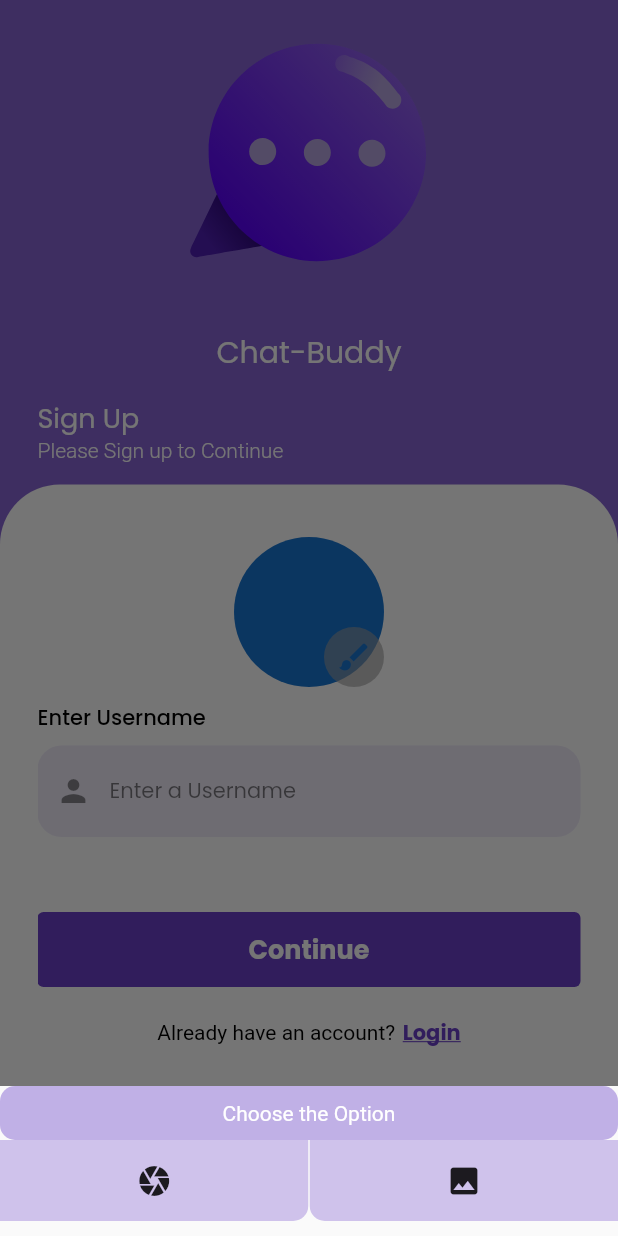
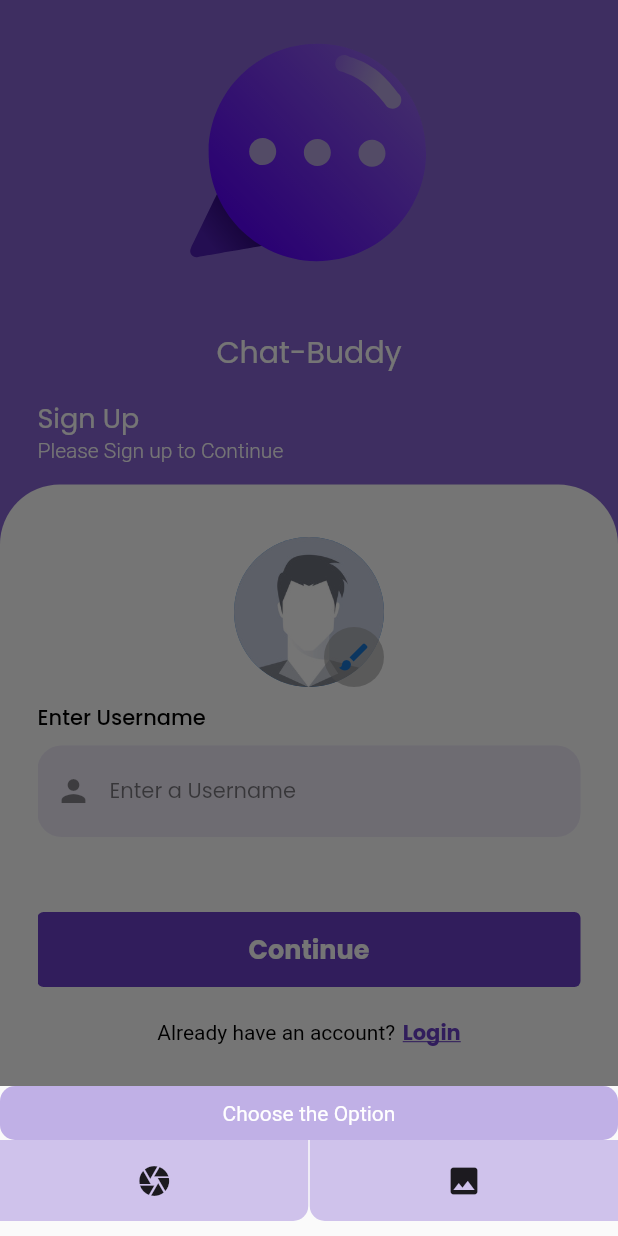
Before and after one commit to Arv-020/Modern-Chat-App, a Flutter app: the screen it shows after launch, after a tap on "Login", after a tap on "Sign Up", after a tap on the "brush" icon, on a phone screen of 412 x 824 dp. Run offline on Flutter 3.47's test engine with Material 2 defaults, Android fonts, the phone set to English and light mode, and no system bars; drawn by our look-alikes of cached_network_image; our stand-ins replace cloud_firestore, firebase_auth, firebase_core, firebase_messaging, firebase_storage, flutter_easyloading and 5 more; accounts and stored records are empty; network calls fail.

Commit message:
up_01_01_24

```diff
--- a/lib/main.dart
+++ b/lib/main.dart
@@ -11,16 +11,14 @@ import 'package:provider/provider.dart';
 
 import 'firebase_options.dart';
 
-
 final navigatorKey = GlobalKey<NavigatorState>();
 
 void main() async {
-
   WidgetsFlutterBinding.ensureInitialized();
   await Firebase.initializeApp(
     options: DefaultFirebaseOptions.currentPlatform,
   );
- await NotificationService().initNotifications();
+  await NotificationService.initNotifications();
   runApp(MultiProvider(
     providers: [
       ChangeNotifierProvider(
--- a/lib/screens/sign_up_screen.dart
+++ b/lib/screens/sign_up_screen.dart
@@ -3,7 +3,6 @@ import 'dart:io';
 import 'package:cached_network_image/cached_network_image.dart';
 import 'package:chat_app/models/user_model.dart';
 import 'dart:developer' as console show log;
-import 'package:chat_app/screens/chat_list_screen.dart';
 import 'package:chat_app/screens/login_screen.dart';
 import 'package:chat_app/screens/navigation_bar_screen.dart';
 import 'package:chat_app/utils/constants/app_constants.dart';
@@ -140,24 +139,31 @@ class _SignUpScreenState extends State<SignUpScreen> {
                                       child: Stack(
                                         alignment: Alignment.bottomRight,
                                         children: [
-                                          CachedNetworkImage(
+                                          imageUrl.isEmpty
+                                              ? const CircleAvatar(
+                                                  radius: 50,
+                                                  backgroundImage: AssetImage(
+                                                      "assets/images/default-profile-image.jpeg"),
+                                                )
+                                              : CachedNetworkImage(
                                                   imageBuilder:
                                                       (context, imageProvider) {
                                                     return CircleAvatar(
                                                       radius: 50,
-                                                backgroundImage: imageProvider,
+                                                      backgroundImage:
+                                                          imageProvider,
                                                     );
                                                   },
-                                            imageUrl: imageUrl.isEmpty
-                                                ? "https://cdn.vectorstock.com/i/preview-1x/17/61/male-avatar-profile-picture-vector-10211761.jpg"
-                                                : imageUrl,
+                                                  imageUrl: imageUrl,
                                                   placeholder: (context, url) {
                                                     return CircleAvatar(
                                                       radius: 50,
-                                                backgroundColor: Colors.grey
+                                                      backgroundColor: Colors
+                                                          .grey
                                                           .withOpacity(0.4),
                                                       child: const SizedBox(
-                                                  height: 30,
+                                                        height: 20,
+                                                        width: 20,
                                                         child:
                                                             CircularProgressIndicator(),
                                                       ),
@@ -507,7 +513,6 @@ class _SignUpScreenState extends State<SignUpScreen> {
         isImageLoading = false;
       });
 
-
       console.log(imageUrl);
     } catch (error) {
       setState(() {
@@ -560,7 +565,10 @@ class _SignUpScreenState extends State<SignUpScreen> {
             .createUserWithEmailAndPassword(email: email, password: password)
             .then((value) async {
           var token = await FirebaseMessaging.instance.getToken();
-
+          if (imageUrl.isEmpty) {
+            imageUrl =
+                "https://cdn.vectorstock.com/i/preview-1x/17/61/male-avatar-profile-picture-vector-10211761.jpg";
+          }
           var user = UserModel(
               bio: "",
               profileImage: imageUrl,
--- a/lib/services/notification_services/notification_service.dart
+++ b/lib/services/notification_services/notification_service.dart
@@ -5,45 +5,37 @@ import 'package:firebase_messaging/firebase_messaging.dart';
 import 'dart:developer' as console show log;
 
 import 'package:flutter/material.dart';
+
 class NotificationService {
-    final _fireBaseMessaging = FirebaseMessaging.instance;
+  static final _fireBaseMessaging = FirebaseMessaging.instance;
 
-Future<void>  handleMessage(RemoteMessage? message) async{
-  if(message==null) return;
-
+  static Future<void> handleMessage(RemoteMessage? message) async {
+    if (message == null) return;
 
     var messageData = NotificationData.fromMap(message.data);
 
     console.log(message.data.toString());
     navigatorKey.currentState?.push(MaterialPageRoute(
-        builder: (context) =>
-  ChatScreen(recieverId: messageData.recieverId, recieverUserName: messageData.recieverUserName, token: messageData.token) ));
-
+        builder: (context) => ChatScreen(
+            recieverId: messageData.recieverId,
+            recieverUserName: messageData.recieverUserName,
+            token: messageData.token)));
   }
 
-
-Future initPushNotification() async{
-  await FirebaseMessaging.instance.setForegroundNotificationPresentationOptions(
-    alert: true,
-    badge: true,
-    sound: true
-  );
-
+  static Future initPushNotification() async {
+    await FirebaseMessaging.instance
+        .setForegroundNotificationPresentationOptions(
+            alert: true, badge: true, sound: true);
 
     await FirebaseMessaging.instance.getInitialMessage().then(handleMessage);
     FirebaseMessaging.onMessageOpenedApp.listen(handleMessage);
     FirebaseMessaging.onBackgroundMessage(handleMessage);
   }
 
-
-
-Future<void> initNotifications() async{
+  static Future<void> initNotifications() async {
     await _fireBaseMessaging.requestPermission();
     var fcmToken = await _fireBaseMessaging.getToken();
     console.log(fcmToken.toString());
     initPushNotification();
   }
-
-
-
 }
--- a/pubspec.yaml
+++ b/pubspec.yaml
@@ -44,11 +44,12 @@ dependencies:
   cloud_firestore: ^4.13.6
   group_list_view: ^1.1.1
   firebase_messaging: ^14.7.9
-  http: ^1.1.2
+  http: ^1.0.6
   unicons: ^2.1.1
   firebase_storage: ^11.5.6
   image_picker: ^1.0.5
   cached_network_image: ^3.3.0
+  shimmer: ^3.0.0
 
 dev_dependencies:
   flutter_test:
```
Also changed, not shown: lib/screens/chat_list_screen.dart (+10 -5 lines), lib/screens/home_screen.dart (+45 -45 lines), lib/screens/profile_screen.dart (+14 -6 lines), pubspec.lock. Lines whose indentation alone changed are shown as unchanged.
